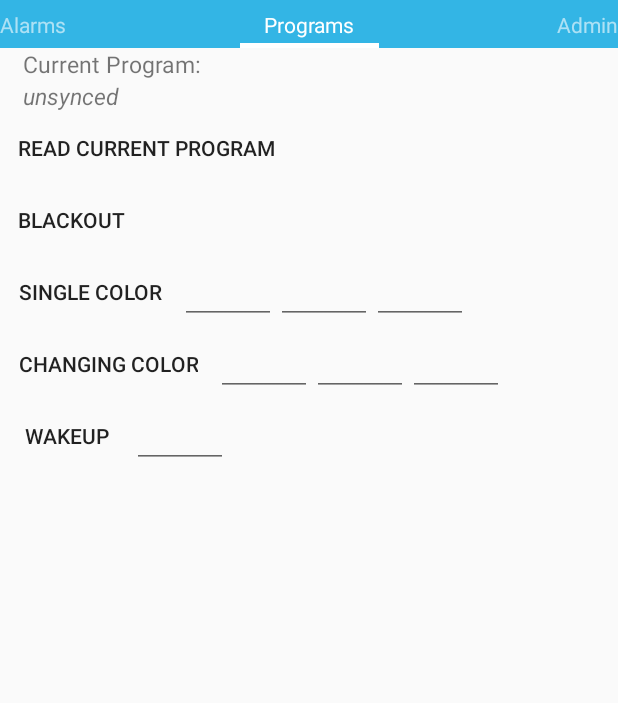
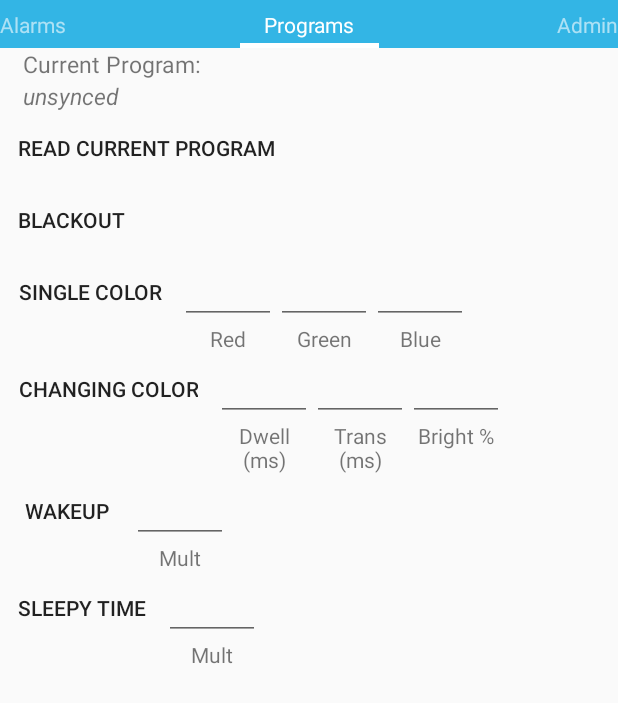
Before and after one commit to PHoltzman/sunrise-wakeup-light, an Android app: the screen it shows after launch (MainActivity), after a tap on "Programs", on a phone screen of 412 x 824 dp. Shown: the top 703 px of the screen. Run offline under Robolectric (Android 15) with nearby library versions, the light colour scheme and no system bars; our stand-ins replace Volley; libraries missing offline, so code that uses them is left out: org.json.simple; network calls fail; 4 statements that could not run were skipped.

Commit message:
Updates for sleepy_time program to service and app; added labels to text fields on app

```diff
--- a/android_app/app/src/main/res/layout/fragment_programs.xml
+++ b/android_app/app/src/main/res/layout/fragment_programs.xml
@@ -48,12 +48,29 @@
             android:text="Single Color"
             style="?android:attr/borderlessButtonStyle" />
 
+        <LinearLayout
+            android:layout_width="wrap_content"
+            android:layout_height="wrap_content"
+            android:orientation="vertical">
+
             <EditText
                 android:id="@+id/sc_1"
                 android:ems="3"
                 android:layout_width="wrap_content"
                 android:layout_height="wrap_content"
                 android:inputType="number"/>
+
+            <TextView
+                android:layout_width="match_parent"
+                android:layout_height="match_parent"
+                android:textAlignment="center"
+                android:text="Red"/>
+        </LinearLayout>
+
+        <LinearLayout
+            android:layout_width="wrap_content"
+            android:layout_height="wrap_content"
+            android:orientation="vertical">
 
             <EditText
                 android:id="@+id/sc_2"
@@ -62,12 +79,32 @@
                 android:layout_height="wrap_content"
                 android:inputType="number"/>
 
+            <TextView
+                android:layout_width="match_parent"
+                android:layout_height="match_parent"
+                android:textAlignment="center"
+                android:text="Green"/>
+        </LinearLayout>
+
+
+        <LinearLayout
+            android:layout_width="wrap_content"
+            android:layout_height="wrap_content"
+            android:orientation="vertical">
+
             <EditText
                 android:id="@+id/sc_3"
                 android:ems="3"
                 android:layout_width="wrap_content"
                 android:layout_height="wrap_content"
                 android:inputType="number"/>
+
+            <TextView
+                android:layout_width="match_parent"
+                android:layout_height="match_parent"
+                android:textAlignment="center"
+                android:text="Blue"/>
+        </LinearLayout>
 
     </LinearLayout>
 
@@ -83,12 +120,29 @@
             android:text="Changing Color"
             style="?android:attr/borderlessButtonStyle" />
 
+        <LinearLayout
+            android:layout_width="wrap_content"
+            android:layout_height="wrap_content"
+            android:orientation="vertical">
+
             <EditText
                 android:id="@+id/cc_1"
                 android:ems="3"
                 android:layout_width="wrap_content"
                 android:layout_height="wrap_content"
                 android:inputType="number"/>
+
+            <TextView
+                android:layout_width="match_parent"
+                android:layout_height="35dp"
+                android:textAlignment="center"
+                android:text="Dwell (ms)"/>
+        </LinearLayout>
+
+        <LinearLayout
+            android:layout_width="wrap_content"
+            android:layout_height="wrap_content"
+            android:orientation="vertical">
 
             <EditText
                 android:id="@+id/cc_2"
@@ -97,12 +151,31 @@
                 android:layout_height="wrap_content"
                 android:inputType="number"/>
 
+            <TextView
+                android:layout_width="match_parent"
+                android:layout_height="36dp"
+                android:textAlignment="center"
+                android:text="Trans (ms)"/>
+        </LinearLayout>
+
+        <LinearLayout
+            android:layout_width="wrap_content"
+            android:layout_height="wrap_content"
+            android:orientation="vertical">
+
             <EditText
                 android:id="@+id/cc_3"
                 android:ems="3"
                 android:layout_width="wrap_content"
                 android:layout_height="wrap_content"
                 android:inputType="number"/>
+
+            <TextView
+                android:layout_width="match_parent"
+                android:layout_height="wrap_content"
+                android:textAlignment="center"
+                android:text="Bright %"/>
+        </LinearLayout>
     </LinearLayout>
 
     <LinearLayout
@@ -117,6 +190,11 @@
             android:text="Wakeup"
             style="?android:attr/borderlessButtonStyle" />
 
+        <LinearLayout
+            android:layout_width="wrap_content"
+            android:layout_height="wrap_content"
+            android:orientation="vertical">
+
             <EditText
                 android:id="@+id/wakeup_1"
                 android:ems="3"
@@ -124,5 +202,43 @@
                 android:layout_height="wrap_content"
                 android:inputType="number"/>
 
+            <TextView
+                android:layout_width="match_parent"
+                android:layout_height="wrap_content"
+                android:textAlignment="center"
+                android:text="Mult"/>
         </LinearLayout>
     </LinearLayout>
+
+    <LinearLayout
+        android:layout_width="wrap_content"
+        android:layout_height="wrap_content"
+        android:orientation="horizontal">
+
+        <Button
+            android:id="@+id/btn_sleepy"
+            android:layout_width="wrap_content"
+            android:layout_height="wrap_content"
+            android:text="Sleepy Time"
+            style="?android:attr/borderlessButtonStyle" />
+
+        <LinearLayout
+            android:layout_width="wrap_content"
+            android:layout_height="wrap_content"
+            android:orientation="vertical">
+
+            <EditText
+                android:id="@+id/sleepy_1"
+                android:ems="3"
+                android:layout_width="wrap_content"
+                android:layout_height="wrap_content"
+                android:inputType="number"/>
+
+            <TextView
+                android:layout_width="match_parent"
+                android:layout_height="wrap_content"
+                android:textAlignment="center"
+                android:text="Mult"/>
+        </LinearLayout>
+    </LinearLayout>
+</LinearLayout>
```
Also changed, not shown: android_app/app/src/main/java/house/holtzman/sunrise/ProgramsFragment.java (+22 -0 lines), 3 other files. Lines whose indentation alone changed are shown as unchanged.
